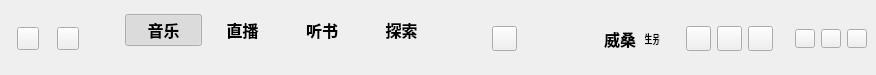
Qt form ui/MyWindow/BasicWindow/TitleWidget.ui (a-mo-xi-wei/Qt-KuGouAppClient) before a commit.
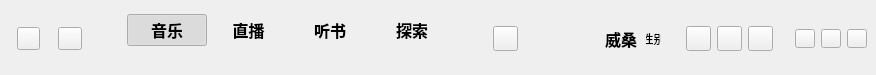
The same form after that commit. Custom widgets are drawn as their Qt base class.

Commit message: 优化布局

Patch:
```diff
--- a/ui/MyWindow/BasicWindow/TitleWidget.ui
+++ b/ui/MyWindow/BasicWindow/TitleWidget.ui
@@ -107,7 +107,7 @@
          <enum>Qt::Horizontal</enum>
         </property>
         <property name="sizeType">
-         <enum>QSizePolicy::Fixed</enum>
+         <enum>QSizePolicy::Preferred</enum>
         </property>
         <property name="sizeHint" stdset="0">
          <size>
@@ -379,11 +379,11 @@
          <enum>Qt::Horizontal</enum>
         </property>
         <property name="sizeType">
-         <enum>QSizePolicy::Fixed</enum>
+         <enum>QSizePolicy::Preferred</enum>
         </property>
         <property name="sizeHint" stdset="0">
          <size>
-          <width>40</width>
+          <width>30</width>
           <height>20</height>
          </size>
         </property>
@@ -416,9 +416,12 @@
         <property name="orientation">
          <enum>Qt::Horizontal</enum>
         </property>
+        <property name="sizeType">
+         <enum>QSizePolicy::Preferred</enum>
+        </property>
         <property name="sizeHint" stdset="0">
          <size>
-          <width>40</width>
+          <width>30</width>
           <height>20</height>
          </size>
         </property>
@@ -530,7 +533,7 @@
          <enum>Qt::Horizontal</enum>
         </property>
         <property name="sizeType">
-         <enum>QSizePolicy::Fixed</enum>
+         <enum>QSizePolicy::Preferred</enum>
         </property>
         <property name="sizeHint" stdset="0">
          <size>
```
